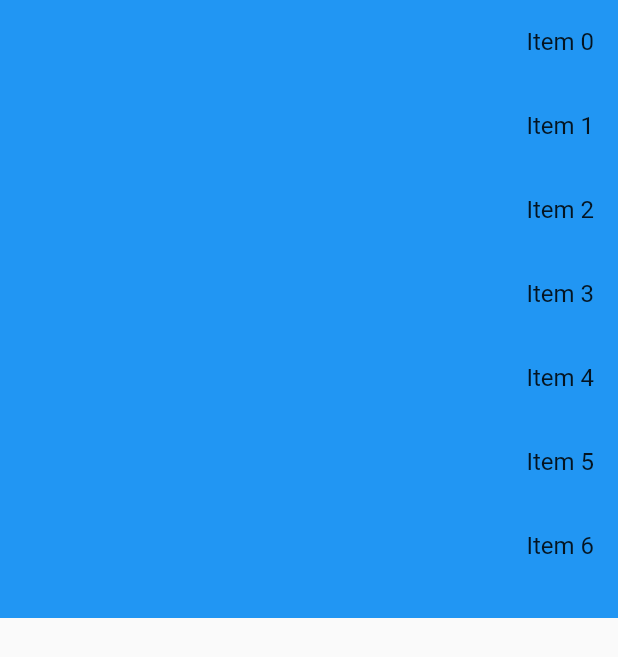
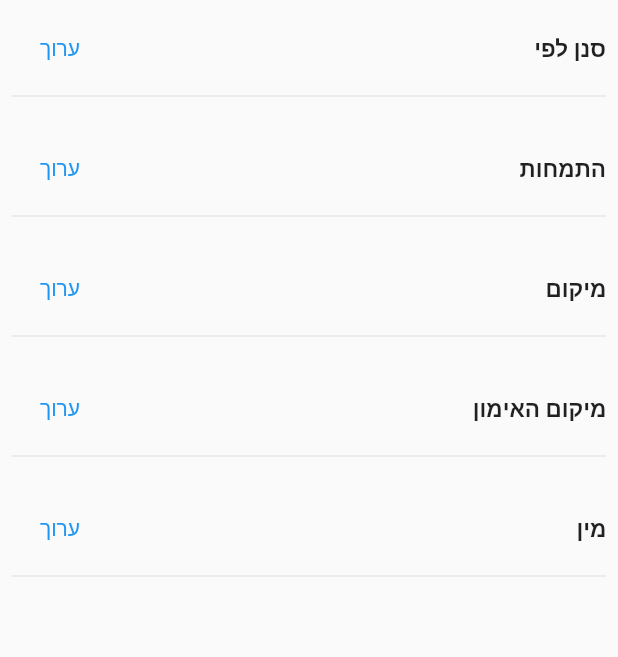
Before and after one commit to MorDvash/fitfix, a Flutter app: the InstructorFilters widget shown alone on an empty page, opened directly, on a phone screen of 412 x 824 dp. Shown: the top 657 px of the screen. Run offline on Flutter 3.47's test engine with Material 2 defaults, Android fonts, the phone set to English and light mode, and no system bars; our stand-ins replace firebase_auth, firebase_core, form_field_validator, google_sign_in; missing offline and left inert: flutter_facebook_auth; accounts and stored records are empty; network calls fail.

Commit message:
Style DraggableScrollableSheet filter

```diff
--- /dev/null
+++ b/lib/models/FiltersList.dart
@@ -0,0 +1,6 @@
+class Filter {
+  String filterName;
+  List filterList;
+
+  Filter({required this.filterName, required this.filterList});
+}
--- a/lib/widgets/filterAction.dart
+++ b/lib/widgets/filterAction.dart
@@ -0,0 +1,35 @@
+import 'package:flutter/material.dart';
+
+class FilterAction extends StatefulWidget {
+  final String filterName;
+  final List filterList;
+
+  FilterAction(this.filterName, this.filterList);
+
+  @override
+  _FilterActionState createState() => _FilterActionState();
+}
+
+class _FilterActionState extends State<FilterAction> {
+  @override
+  Widget build(BuildContext context) {
+    return Padding(
+      padding: const EdgeInsets.all(8.0),
+      child: Column(
+        children: [
+          Row(
+            mainAxisAlignment: MainAxisAlignment.spaceBetween,
+            children: [
+              Text(
+                widget.filterName,
+                style: TextStyle(fontSize: 15, fontWeight: FontWeight.bold),
+              ),
+              TextButton(onPressed: () {}, child: Text('ערוך'))
+            ],
+          ),
+          Divider(),
+        ],
+      ),
+    );
+  }
+}
--- a/lib/widgets/instruvtorsfilter.dart
+++ b/lib/widgets/instruvtorsfilter.dart
@@ -1,3 +1,5 @@
+import 'package:fitfix/models/FiltersList.dart';
+import 'package:fitfix/widgets/filterAction.dart';
 import 'package:flutter/material.dart';
 
 class InstructorFilters extends StatefulWidget {
@@ -10,15 +12,32 @@ class InstructorFilters extends StatefulWidget {
 class _InstructorFiltersState extends State<InstructorFilters> {
   @override
   Widget build(BuildContext context) {
+    var filters = [
+      new Filter(
+          filterName: 'סנן לפי', filterList: ['דרוג', 'רלוונטי', 'עדכני']),
+      new Filter(filterName: 'התמחות', filterList: [
+        'מאמן אישי',
+        'אימון כוח',
+        'אחר',
+        'פיתוח גןף',
+        'hiit',
+        'core'
+      ]),
+      new Filter(filterName: 'מיקום', filterList: ['תל אביב', 'בת ים', 'יפו']),
+      new Filter(
+          filterName: 'מיקום האימון', filterList: ['בחוץ', 'במכון', 'סטודיו']),
+      new Filter(filterName: 'מין', filterList: ['זכר', 'נקבה', 'אחר']),
+    ];
     return DraggableScrollableSheet(
       expand: false,
       maxChildSize: 0.7,
       builder: (_, controller) {
         return Container(
-          color: Colors.blue[500],
           child: ListView.builder(
             controller: controller,
-            itemBuilder: (_, i) => ListTile(title: Text('Item $i')),
+            itemCount: filters.length,
+            itemBuilder: (_, i) =>
+                FilterAction(filters[i].filterName, filters[i].filterList),
           ),
         );
       },
```
